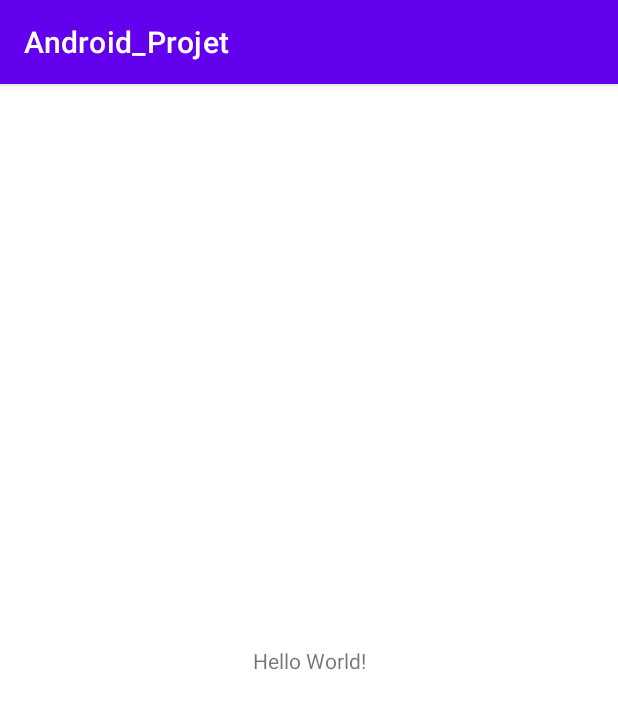
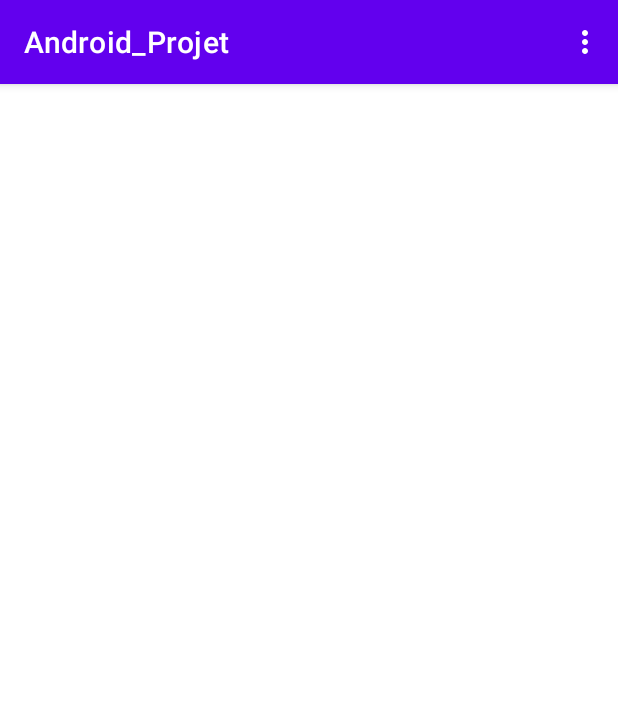
Before and after one commit to blochdu62/Android_Projet, an Android app: the screen it shows after launch (MainActivity), on a phone screen of 412 x 824 dp. Shown: the top 709 px of the screen. Run offline under Robolectric (Android 15) with nearby library versions, the phone set to English and light mode, and no system bars.

Commit message:
Création menu

```diff
--- a/app/src/main/java/com/example/android_projet/MainActivity.kt
+++ b/app/src/main/java/com/example/android_projet/MainActivity.kt
@@ -2,10 +2,45 @@ package com.example.android_projet
 
 import androidx.appcompat.app.AppCompatActivity
 import android.os.Bundle
+import android.view.Menu
+import android.view.MenuItem
+import android.widget.Toast
 
 class MainActivity : AppCompatActivity() {
     override fun onCreate(savedInstanceState: Bundle?) {
         super.onCreate(savedInstanceState)
         setContentView(R.layout.activity_main)
     }
+    override fun onCreateOptionsMenu(menu: Menu?): Boolean {
+        super.onCreateOptionsMenu(menu)
+        menuInflater.inflate(R.menu.main,menu)
+        return true
+    }
+
+    override fun onPrepareOptionsMenu(menu: Menu?): Boolean {
+
+       // menu?.getItem(2)?.setEnabled(false)
+       // menu?.getItem(3)?.isVisible = false
+
+        return super.onPrepareOptionsMenu(menu)
+    }
+
+    override fun onOptionsItemSelected(item: MenuItem): Boolean {
+
+        var selectedOption = ""
+
+        when(item?.itemId){
+
+
+            R.id.help -> selectedOption ="Help"
+            R.id.Jouer -> selectedOption ="Jouer"
+            R.id.Quitter -> selectedOption ="Quitter"
+            R.id.Infos -> selectedOption ="Infos"
+        }
+
+        Toast.makeText(this,"Option : " + selectedOption, Toast.LENGTH_SHORT).show()
+
+        return super.onOptionsItemSelected(item)
+    }
+
 }
--- a/app/src/main/res/layout/activity_main.xml
+++ b/app/src/main/res/layout/activity_main.xml
@@ -4,15 +4,4 @@
     xmlns:tools="http://schemas.android.com/tools"
     android:layout_width="match_parent"
     android:layout_height="match_parent"
-    tools:context=".MainActivity">
-
-    <TextView
-        android:layout_width="wrap_content"
-        android:layout_height="wrap_content"
-        android:text="Hello World!"
-        app:layout_constraintBottom_toBottomOf="parent"
-        app:layout_constraintEnd_toEndOf="parent"
-        app:layout_constraintStart_toStartOf="parent"
-        app:layout_constraintTop_toTopOf="parent" />
-
-</androidx.constraintlayout.widget.ConstraintLayout>
+    tools:context=".MainActivity"/>
--- /dev/null
+++ b/app/src/main/res/menu/main.xml
@@ -0,0 +1,19 @@
+<?xml version="1.0" encoding="utf-8"?>
+<menu xmlns:android="http://schemas.android.com/apk/res/android"
+    xmlns:app="http://schemas.android.com/apk/res-auto">
+
+
+
+    <item android:title="Help"
+        android:id="@+id/help"/>
+
+    <group android:id="@+id/menu_items">
+        <item android:title="Jouer"
+            android:id="@+id/Jouer"/>
+        <item android:title="Quitter"
+            android:id="@+id/Infos"/>
+        <item android:title="Infos"
+            android:id="@+id/Quitter"/>
+    </group>
+
+</menu>
```
